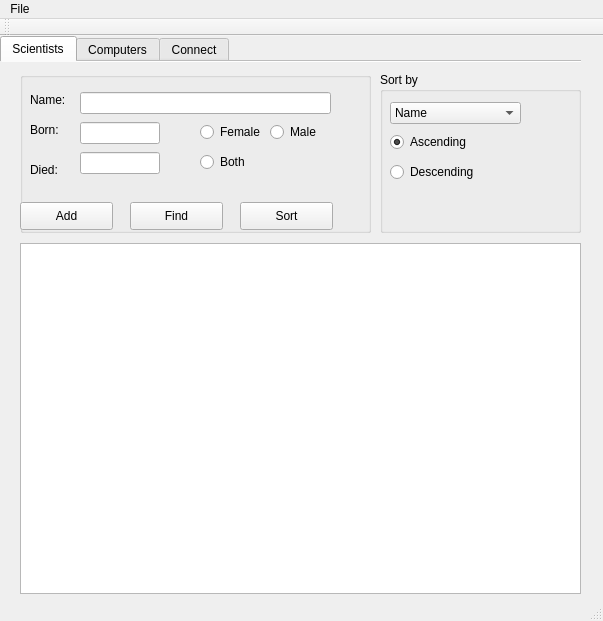
The window that mainwindow.ui (hj02/V3) describes before a commit, drawn with Qt 5.
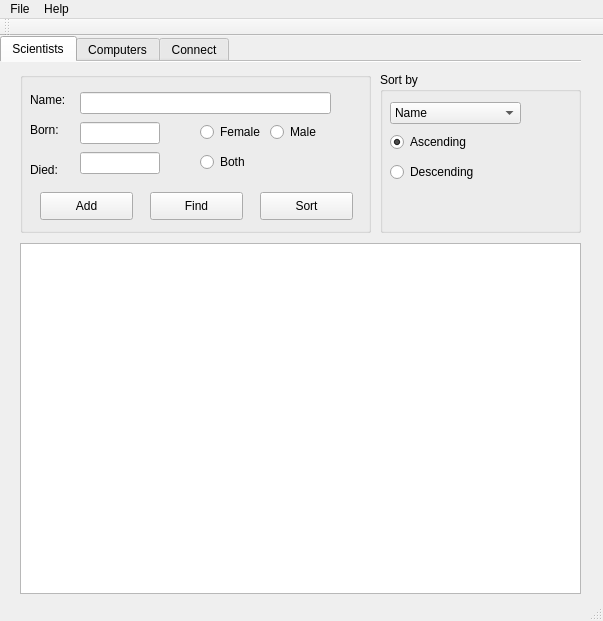
The same window after the commit.

Diff of the .ui file:
```diff
--- a/mainwindow.ui
+++ b/mainwindow.ui
@@ -101,8 +101,8 @@
      <widget class="QPushButton" name="pbAddS">
       <property name="geometry">
        <rect>
-        <x>20</x>
-        <y>140</y>
+        <x>40</x>
+        <y>130</y>
         <width>93</width>
         <height>28</height>
        </rect>
@@ -114,8 +114,8 @@
      <widget class="QPushButton" name="pbFindS">
       <property name="geometry">
        <rect>
-        <x>130</x>
-        <y>140</y>
+        <x>150</x>
+        <y>130</y>
         <width>93</width>
         <height>28</height>
        </rect>
@@ -199,8 +199,8 @@
      <widget class="QPushButton" name="pbSortS">
       <property name="geometry">
        <rect>
-        <x>240</x>
-        <y>140</y>
+        <x>260</x>
+        <y>130</y>
         <width>93</width>
         <height>28</height>
        </rect>
@@ -556,7 +556,14 @@
     <addaction name="menuNew"/>
     <addaction name="menuFind"/>
    </widget>
+   <widget class="QMenu" name="menuHelp">
+    <property name="title">
+     <string>Help</string>
+    </property>
+    <addaction name="actionAbout"/>
+   </widget>
    <addaction name="menuFile"/>
+   <addaction name="menuHelp"/>
   </widget>
   <widget class="QToolBar" name="mainToolBar">
    <attribute name="toolBarArea">
```
Left out of the diff: 10 changed lines with no effect on the pictures.
